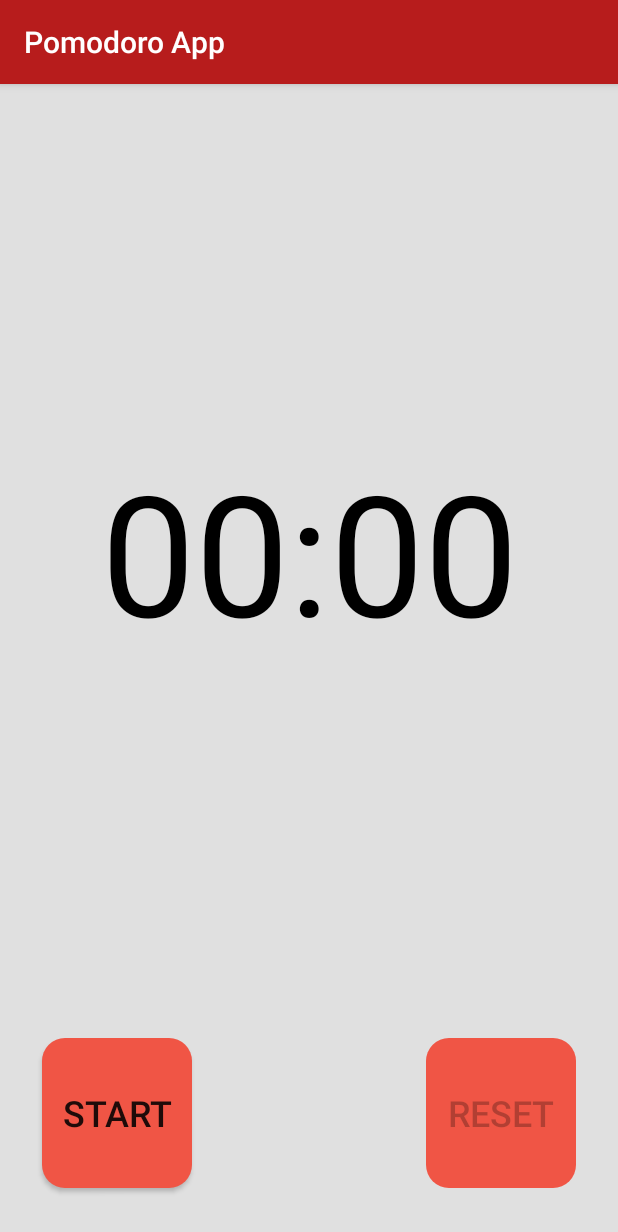
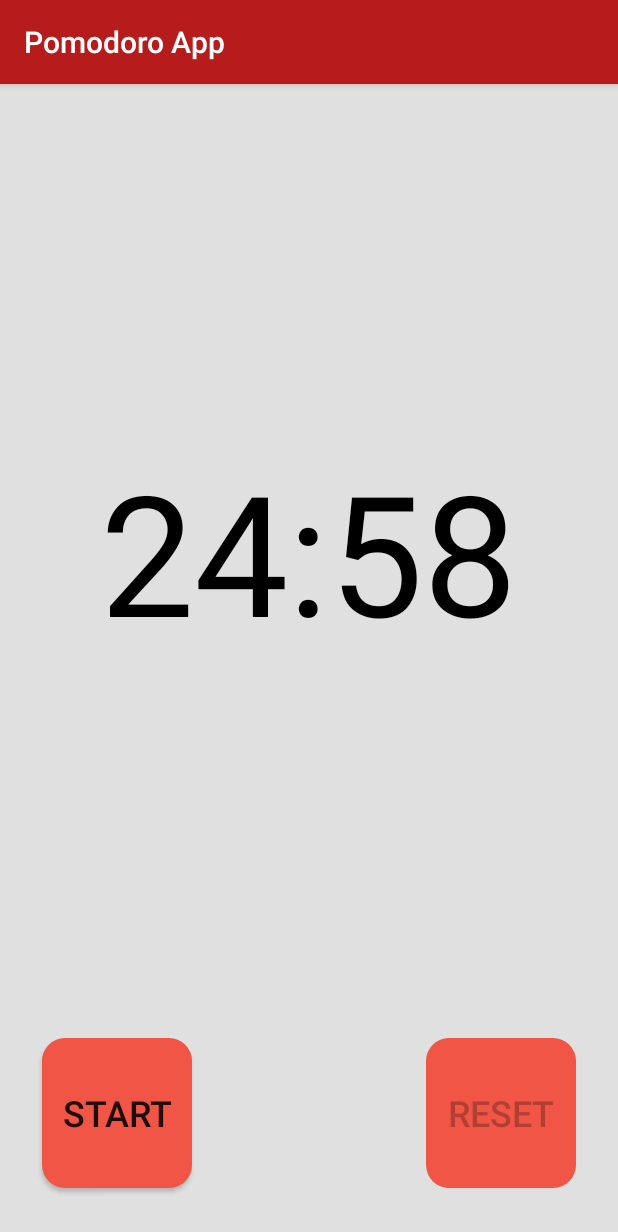
Before and after one commit to kagankuscu/Pomodoro-App, an Android app: the screen it shows after launch (MainActivity), after a tap on "RESET", on a phone screen of 412 x 824 dp. Shown: the top 1232 px of the screen. Run offline under Robolectric (Android 15) with nearby library versions, the phone set to English and light mode, and no system bars; our stand-ins replace Timber, data binding; 3 other taps on this screen came first.

Commit message:
Timer done.

```diff
--- a/app/src/main/java/com/example/pomodoroapp/timer/TimerFragment.kt
+++ b/app/src/main/java/com/example/pomodoroapp/timer/TimerFragment.kt
@@ -62,7 +62,6 @@ class TimerFragment : Fragment() {
         timerViewModel.resetTimerStatus.observe(viewLifecycleOwner, Observer {
             it?.let {
                 if (it) {
-                    binding.timerText.text = getString(R.string.timer_0)
                     binding.btnReset.isEnabled = false
                     timerViewModel.resetTimerCompleted()
                 }
--- a/app/src/main/java/com/example/pomodoroapp/timer/TimerViewModel.kt
+++ b/app/src/main/java/com/example/pomodoroapp/timer/TimerViewModel.kt
@@ -62,6 +62,8 @@ class TimerViewModel : ViewModel() {
         countDownTimer = createTimerObject(WORK)
         _startTimerStatus.value = false
         _resetTimerStatus.value = false
+
+        _timerString.value = "00:00"
     }
 
     fun toggleStartAndStop() {
--- a/app/src/main/res/layout/fragment_timer.xml
+++ b/app/src/main/res/layout/fragment_timer.xml
@@ -23,7 +23,7 @@
             style="@style/textViewStyle"
             android:layout_width="match_parent"
             android:layout_height="200dp"
-            android:text="@string/timer_0"
+            android:text="@{@string/timer(timerViewModel.timerString)}"
             android:textColor="@android:color/background_dark"
             app:autoSizeTextType="uniform"
             app:layout_constraintBottom_toTopOf="@+id/infoText"
--- a/app/src/main/res/values/strings.xml
+++ b/app/src/main/res/values/strings.xml
@@ -1,6 +1,6 @@
 <resources>
     <string name="app_name">Pomodoro App</string>
-    <string name="timer_0">00:00</string>
+    <string name="timer">%s</string>
     <string name="start_btn">Start</string>
     <string name="stop_btn">Stop</string>
     <string name="reset_btn">Reset</string>
```
